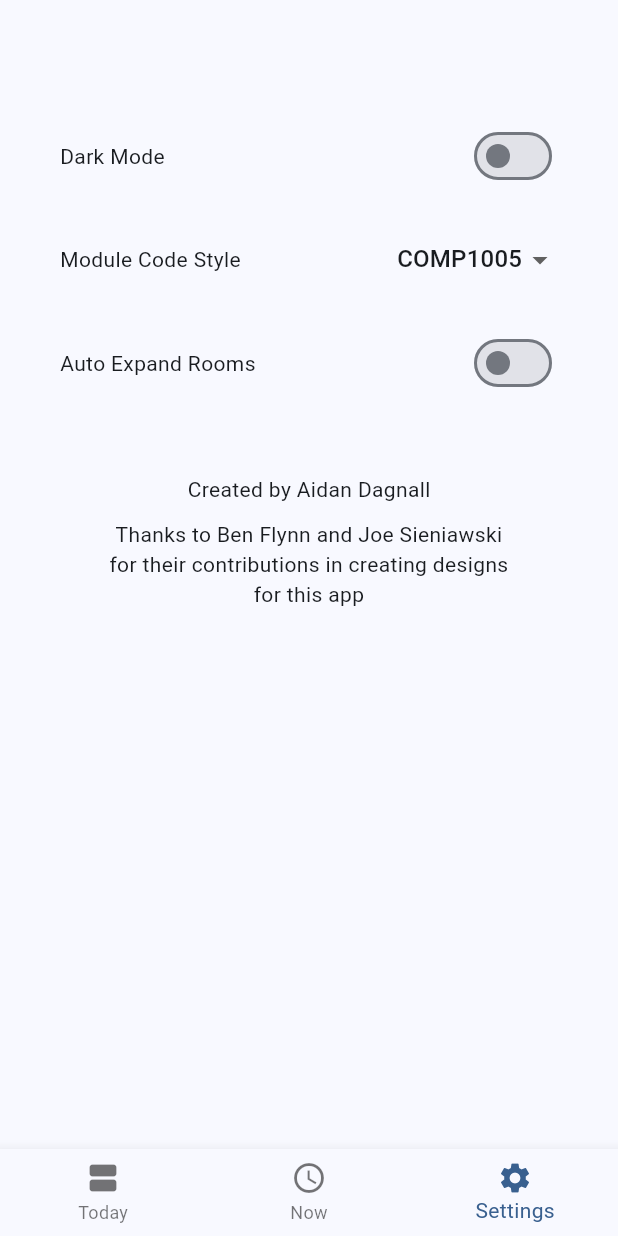
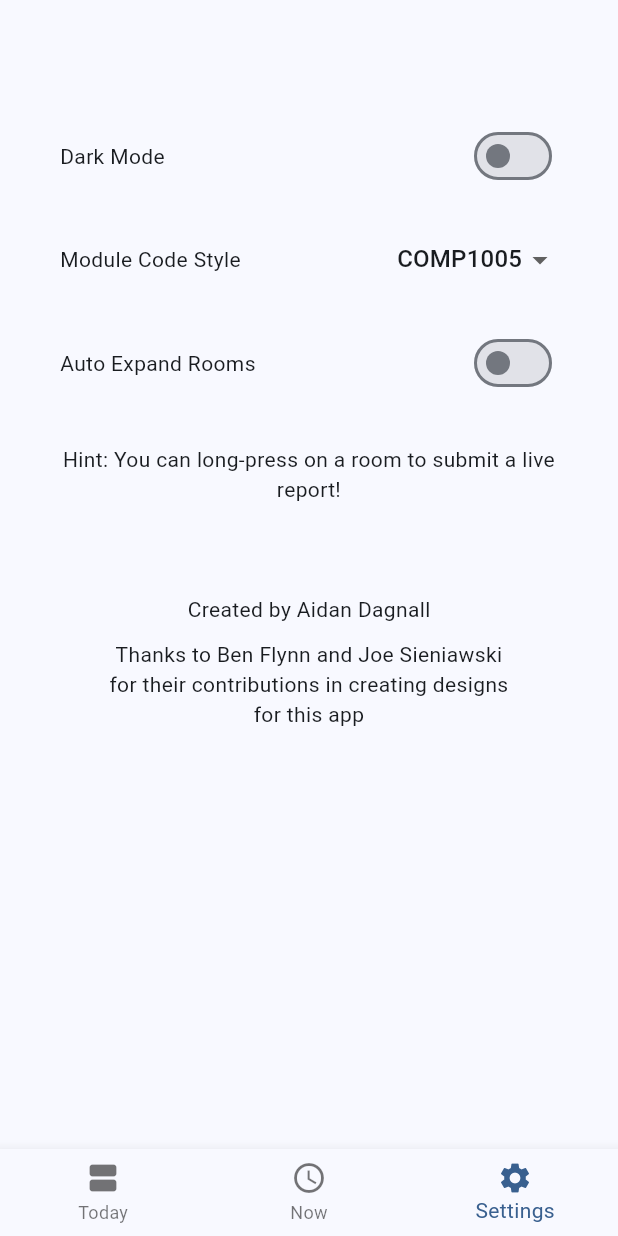
Before and after one commit to aidandagnall/lab_monitor_client, a Flutter app: the screen it shows after launch, item 3 of the bottom bar chosen, on a phone screen of 412 x 824 dp. Run offline on Flutter 3.47's test engine with Material 2 defaults, Android fonts, the phone set to English and light mode, and no system bars; our stand-ins replace flutter_dotenv, flutter_staggered_animations, google_fonts, shared_preferences; network calls fail.

Commit message:
Add hint text on how to submit reports

```diff
--- a/lib/views/settings_view.dart
+++ b/lib/views/settings_view.dart
@@ -81,8 +81,7 @@ class _SettingsViewState extends State<SettingsView> {
                                           name: "Programming for Computer Scientists",
                                           convenor: ["Jamie Twycross"]).getModuleCodeWithStyle(e))))
                                   .toList(),
-                              onChanged: (style) =>
-                                  setState(() => provider.setSelectedStyle(style!)),
+                              onChanged: (style) => provider.setSelectedStyle(style!),
                             ))))
                   ],
                 )),
@@ -97,6 +96,13 @@ class _SettingsViewState extends State<SettingsView> {
                           value: provider.expanded,
                           onChanged: (value) => provider.setExpanded(value)))
                 ],
+              ),
+            ),
+            const Padding(
+              padding: EdgeInsets.symmetric(vertical: 20),
+              child: Text(
+                "Hint: You can long-press on a room to submit a live report!",
+                textAlign: TextAlign.center,
               ),
             ),
             const SizedBox(
```
